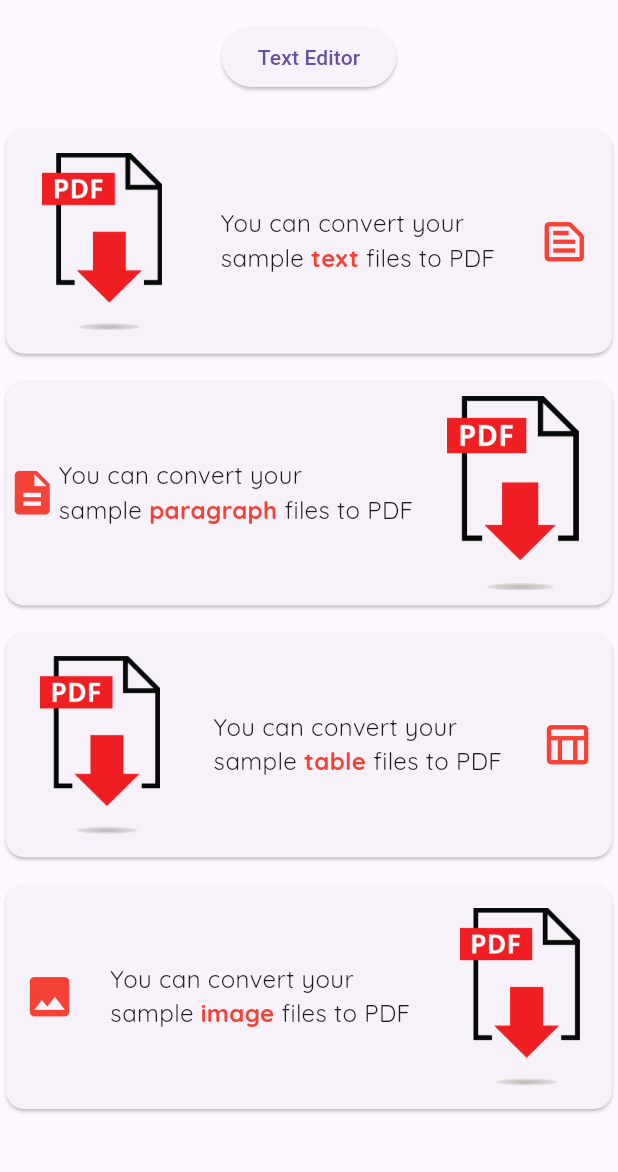
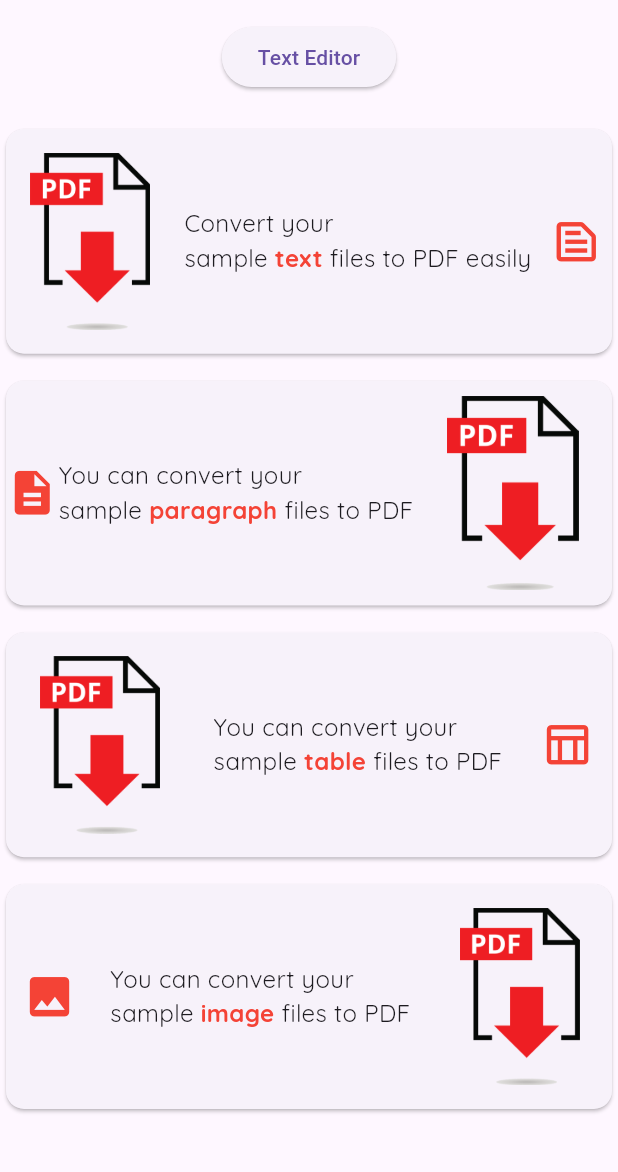
Before and after one commit to yusufgokhankuyu/PDF_Convertor, a Flutter app: the screen it shows after launch, on a phone screen of 412 x 824 dp, the part 63-1235 px from its top. Run offline on Flutter 3.47's test engine with Material 3 defaults, Android fonts, the phone set to English and light mode, and no system bars; our stand-ins replace animated_splash_screen, google_fonts, lottie, open_file, pdf, printing; missing offline and left inert: html_editor_enhanced.

Commit message:
Design Impreovements

```diff
--- a/lib/HomeScreen.dart
+++ b/lib/HomeScreen.dart
@@ -61,7 +61,7 @@ class _HomeScreenState extends State<HomeScreen> {
                   Container(
                     alignment: Alignment.center,
                     child: Text.rich(TextSpan(
-                      text: 'You can convert your \nsample ',
+                      text: 'Convert your \nsample ',
                       style: GoogleFonts.quicksand(
                           fontSize: 16), // default text style
                       children: <TextSpan>[
@@ -72,7 +72,7 @@ class _HomeScreenState extends State<HomeScreen> {
                                 color: Colors.red,
                                 fontWeight: FontWeight.bold)),
                         TextSpan(
-                            text: ' files to PDF',
+                            text: ' files to PDF easily',
                             style: GoogleFonts.quicksand(fontSize: 16)),
                       ],
                     )),
@@ -95,7 +95,7 @@ class _HomeScreenState extends State<HomeScreen> {
                 final pdfFile = await PdfParagraphApi.generate();
                 PdfApi.openFile(pdfFile);
               } catch (e) {
-                print("Error: :::::.::.:..:" + e.toString());
+                print("Error: :::::::::" + e.toString());
               }
             },
             child: Card(
--- a/lib/main.dart
+++ b/lib/main.dart
@@ -80,7 +80,6 @@ class _MyHomePageState extends State<MyHomePage> {
       splashIconSize: 500,
       duration: 4000,
       splashTransition: SplashTransition.fadeTransition,
-      //pageTransitionType: PageTransitionType.leftToRight,
       animationDuration: const Duration(seconds: 2),
     );
   }
```
